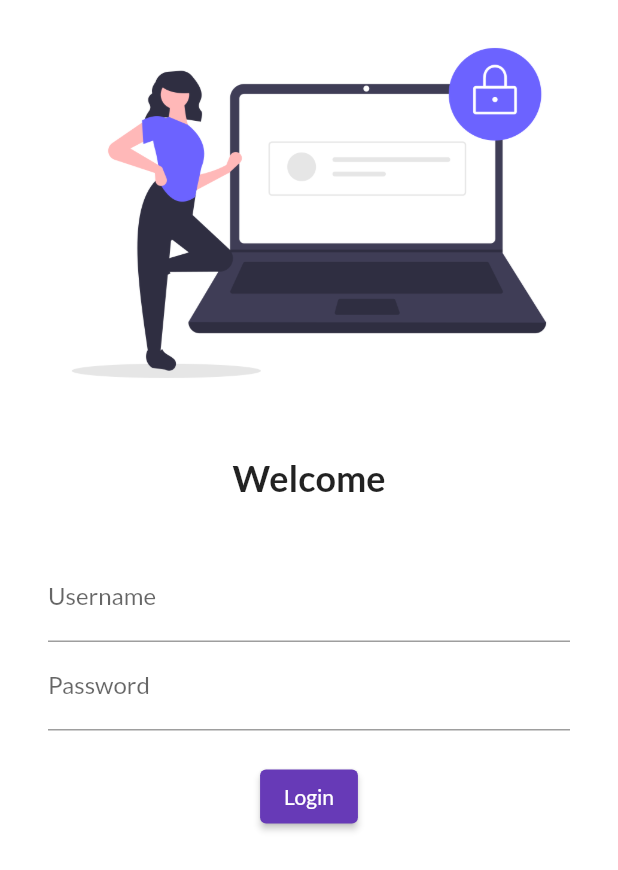
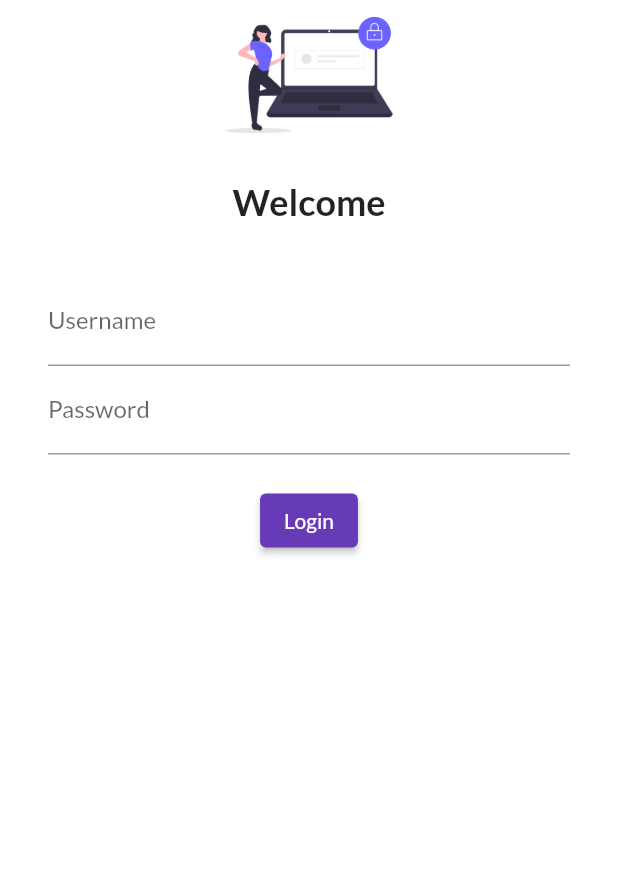
Before and after one commit to Ranjeet-K-Balobal/First-App, a Flutter app: the screen it shows after launch, on a phone screen of 412 x 824 dp. Shown: the top 870 px of the screen. Run offline on Flutter 3.47's test engine with Material 2 defaults, Android fonts, the light colour scheme and no system bars; our stand-ins replace google_fonts.

Commit message:
day5-app

```diff
--- a/lib/Pages/login_page.dart
+++ b/lib/Pages/login_page.dart
@@ -6,11 +6,15 @@ class LoginPage extends StatelessWidget {
   Widget build(BuildContext context) {
     return Material(
       color: Colors.white,
+      child: SingleChildScrollView(
         child: Column(
           children: [
             Image.asset(
               "assets/images/login_image.png",
-            fit: BoxFit.cover,),
+              fit: BoxFit.cover,
+              height: 100,
+              ),
+
           SizedBox(
             height: 20.0,
           ),
@@ -55,6 +59,8 @@ class LoginPage extends StatelessWidget {
           )
 
         ],
-      ));
+        )
+      ),
+      );
   }
 }
```
Lines whose indentation alone changed are shown as unchanged.
